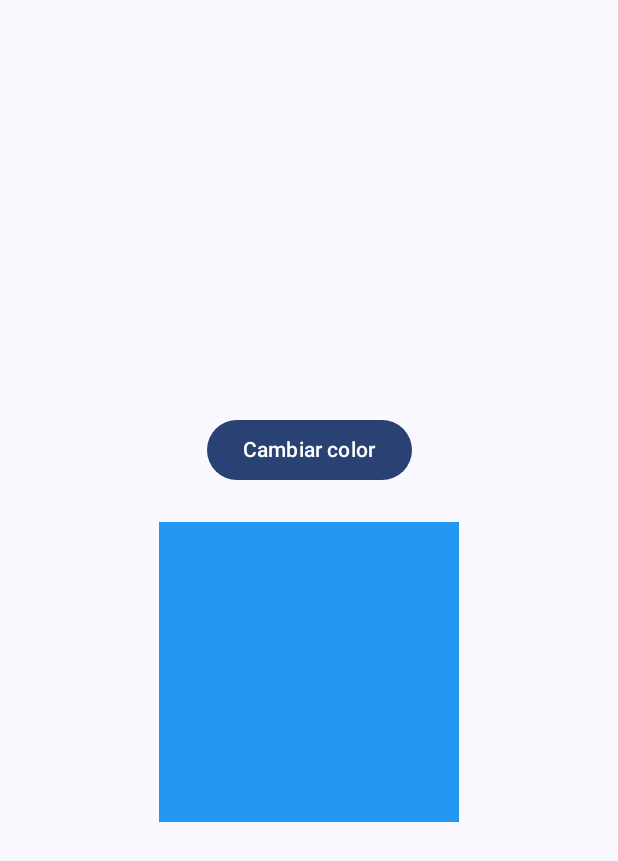
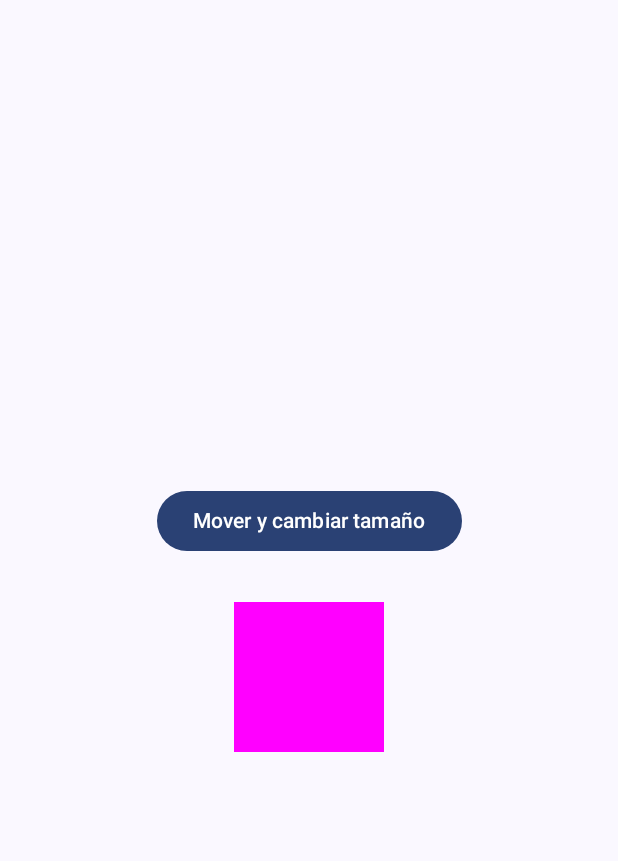
Before and after one commit to Yadira-26/Lab-13-Animaciones, an Android app built with Jetpack Compose: the screen it shows after launch (MainActivity), on a phone screen of 412 x 824 dp. Shown: the top 861 px of the screen. Run offline under Robolectric (Android 15) with nearby library versions, the phone set to English and light mode, and no system bars.

Commit message:
Animación de tamaño y posición con animateDpAsState y offset

```diff
--- a/app/src/main/java/com/example/lab13_animaciones/MainActivity.kt
+++ b/app/src/main/java/com/example/lab13_animaciones/MainActivity.kt
@@ -3,8 +3,8 @@ package com.example.lab13_animaciones
 import android.os.Bundle
 import androidx.activity.ComponentActivity
 import androidx.activity.compose.setContent
-import androidx.compose.animation.animateColorAsState
 import androidx.compose.animation.core.tween
+import androidx.compose.animation.core.animateDpAsState
 import androidx.compose.foundation.background
 import androidx.compose.foundation.layout.*
 import androidx.compose.material3.*
@@ -24,7 +24,7 @@ class MainActivity : ComponentActivity() {
                     modifier = Modifier.fillMaxSize(),
                     color = MaterialTheme.colorScheme.background
                 ) {
-                    CambioDeColorAnimado()
+                    AnimacionTamanioYPosicion()
                 }
             }
         }
@@ -32,31 +32,39 @@ class MainActivity : ComponentActivity() {
 }
 
 @Composable
-fun CambioDeColorAnimado() {
-    var isBlue by remember { mutableStateOf(true) }
+fun AnimacionTamanioYPosicion() {
+    var isExpanded by remember { mutableStateOf(false) }
 
-    val backgroundColor by animateColorAsState(
-        targetValue = if (isBlue) Color(0xFF2196F3) else Color(0xFF4CAF50),
-        animationSpec = tween(durationMillis = 2000),
+    val boxSize by animateDpAsState(
+        targetValue = if (isExpanded) 200.dp else 100.dp,
+        animationSpec = tween(durationMillis = 600),
+        label = "boxSize"
+    )
+
+    val offsetX by animateDpAsState(
+        targetValue = if (isExpanded) 100.dp else 0.dp,
+        animationSpec = tween(durationMillis = 600),
+        label = "offsetX"
     )
 
     Column(
         modifier = Modifier
             .fillMaxSize()
-            .padding(24.dp),
-        horizontalAlignment = Alignment.CenterHorizontally,
-        verticalArrangement = Arrangement.Center
+            .padding(16.dp),
+        verticalArrangement = Arrangement.Center,
+        horizontalAlignment = Alignment.CenterHorizontally
     ) {
-        Button(onClick = { isBlue = !isBlue }) {
-            Text(text = "Cambiar color")
+        Button(onClick = { isExpanded = !isExpanded }) {
+            Text(text = "Mover y cambiar tamaño")
         }
 
-        Spacer(modifier = Modifier.height(24.dp))
+        Spacer(modifier = Modifier.height(30.dp))
 
         Box(
             modifier = Modifier
-                .size(200.dp)
-                .background(backgroundColor)
+                .offset(x = offsetX, y = 0.dp)
+                .size(boxSize)
+                .background(Color.Magenta)
         )
     }
 }
```
